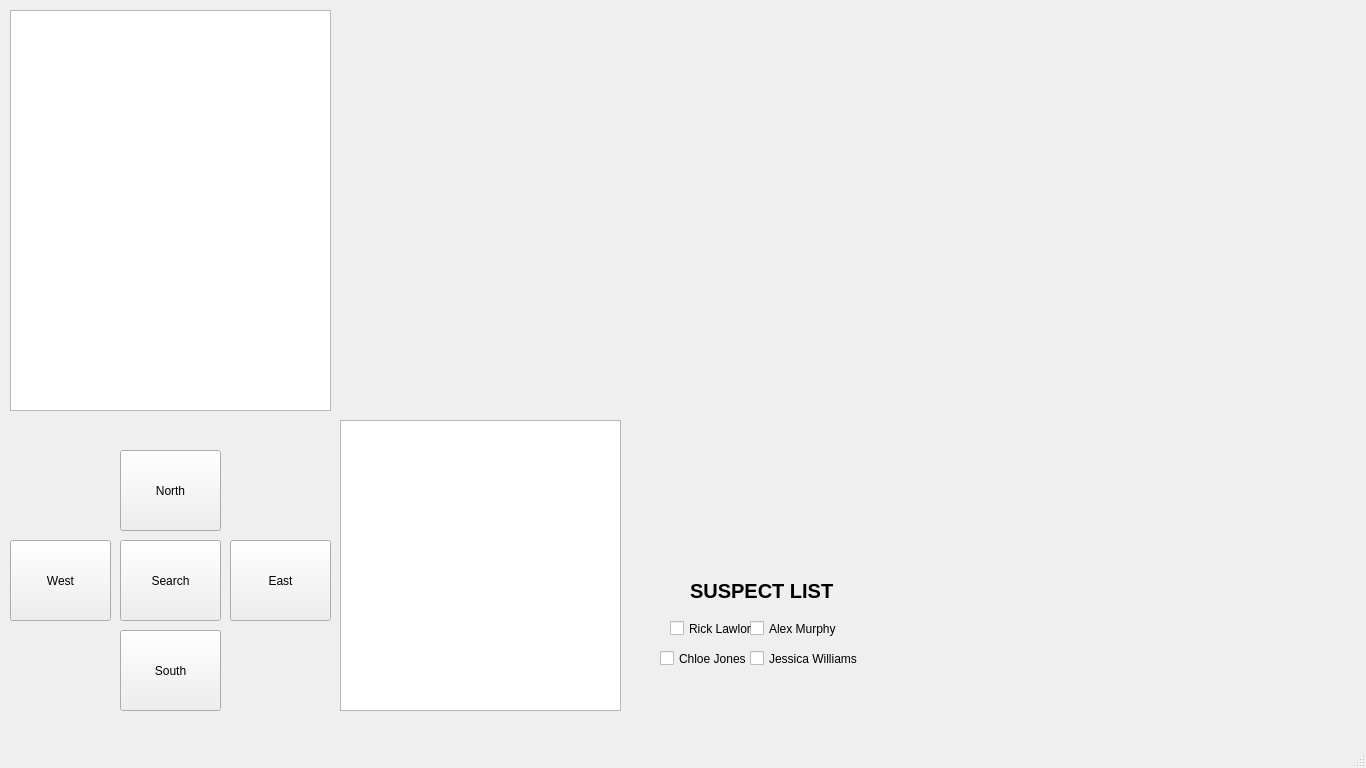
The window that mainwindow.ui (TitoEt/CS4076) describes before a commit, drawn with Qt 5.
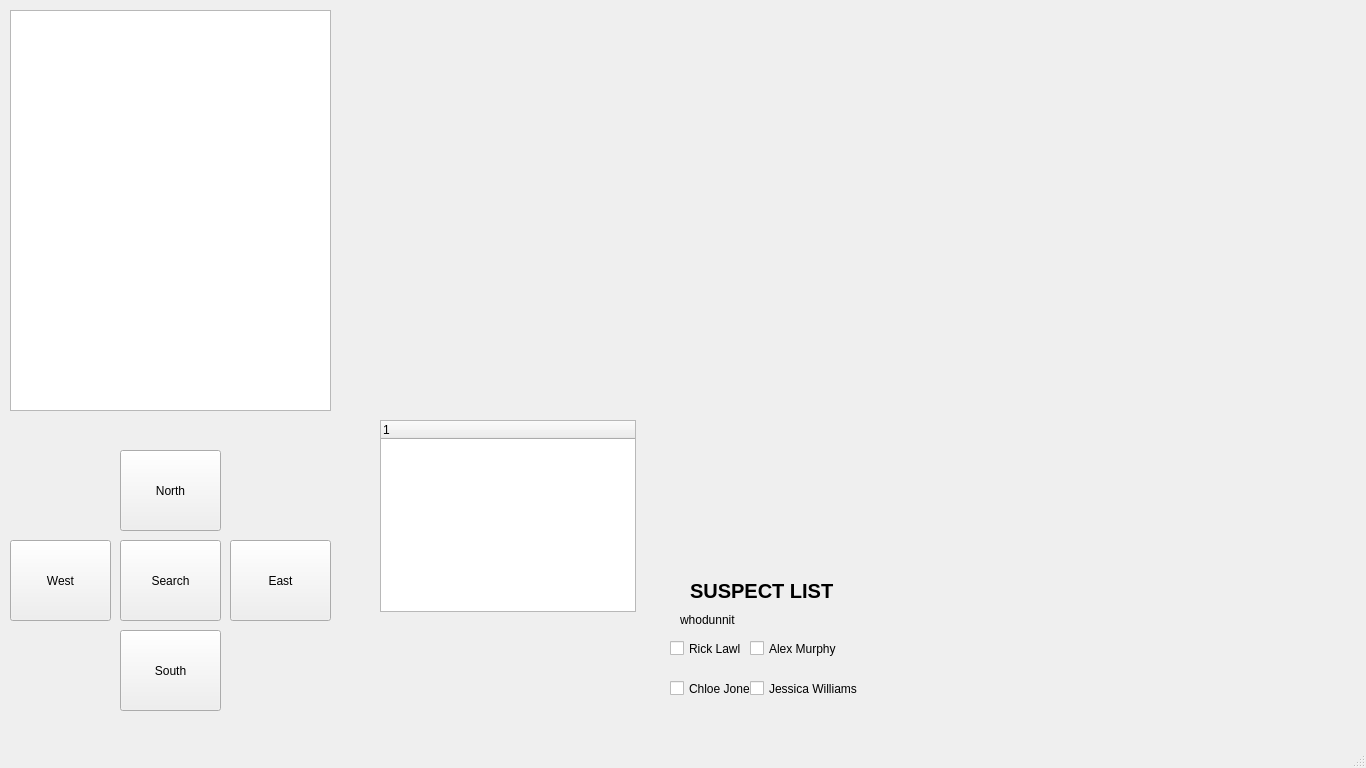
The same window after the commit. Icons and pictures are not drawn.

```diff
--- a/mainwindow.ui
+++ b/mainwindow.ui
@@ -79,10 +79,10 @@
    <widget class="QLabel" name="displayWin">
     <property name="geometry">
      <rect>
-      <x>360</x>
+      <x>350</x>
       <y>10</y>
-      <width>981</width>
-      <height>391</height>
+      <width>1001</width>
+      <height>401</height>
      </rect>
     </property>
     <property name="text">
@@ -95,9 +95,9 @@
    <widget class="QLabel" name="map">
     <property name="geometry">
      <rect>
-      <x>1020</x>
+      <x>990</x>
       <y>420</y>
-      <width>331</width>
+      <width>361</width>
       <height>291</height>
      </rect>
     </property>
@@ -111,16 +111,6 @@
      <bool>true</bool>
     </property>
    </widget>
-   <widget class="QTreeView" name="inventory">
-    <property name="geometry">
-     <rect>
-      <x>340</x>
-      <y>420</y>
-      <width>281</width>
-      <height>291</height>
-     </rect>
-    </property>
-   </widget>
    <widget class="QPushButton" name="Search">
     <property name="geometry">
      <rect>
@@ -140,7 +130,7 @@
       <x>640</x>
       <y>420</y>
       <width>321</width>
-      <height>291</height>
+      <height>301</height>
      </rect>
     </property>
     <property name="styleSheet">
@@ -154,7 +144,7 @@
     <property name="geometry">
      <rect>
       <x>750</x>
-      <y>650</y>
+      <y>680</y>
       <width>121</width>
       <height>17</height>
      </rect>
@@ -167,7 +157,7 @@
     <property name="geometry">
      <rect>
       <x>750</x>
-      <y>620</y>
+      <y>640</y>
       <width>101</width>
       <height>17</height>
      </rect>
@@ -180,8 +170,8 @@
     <property name="geometry">
      <rect>
       <x>670</x>
-      <y>620</y>
-      <width>91</width>
+      <y>640</y>
+      <width>71</width>
       <height>17</height>
      </rect>
     </property>
@@ -192,9 +182,9 @@
    <widget class="QCheckBox" name="checkBox_4">
     <property name="geometry">
      <rect>
-      <x>660</x>
-      <y>650</y>
-      <width>101</width>
+      <x>670</x>
+      <y>680</y>
+      <width>81</width>
       <height>17</height>
      </rect>
     </property>
@@ -222,6 +212,29 @@
      <string>SUSPECT LIST</string>
     </property>
    </widget>
+   <widget class="QLabel" name="label_3">
+    <property name="geometry">
+     <rect>
+      <x>680</x>
+      <y>610</y>
+      <width>111</width>
+      <height>20</height>
+     </rect>
+    </property>
+    <property name="text">
+     <string>whodunnit</string>
+    </property>
+   </widget>
+   <widget class="QTreeWidget" name="treeWidget">
+    <property name="geometry">
+     <rect>
+      <x>380</x>
+      <y>420</y>
+      <width>256</width>
+      <height>192</height>
+     </rect>
+    </property>
+   </widget>
   </widget>
   <widget class="QMenuBar" name="menubar">
    <property name="geometry">
```
